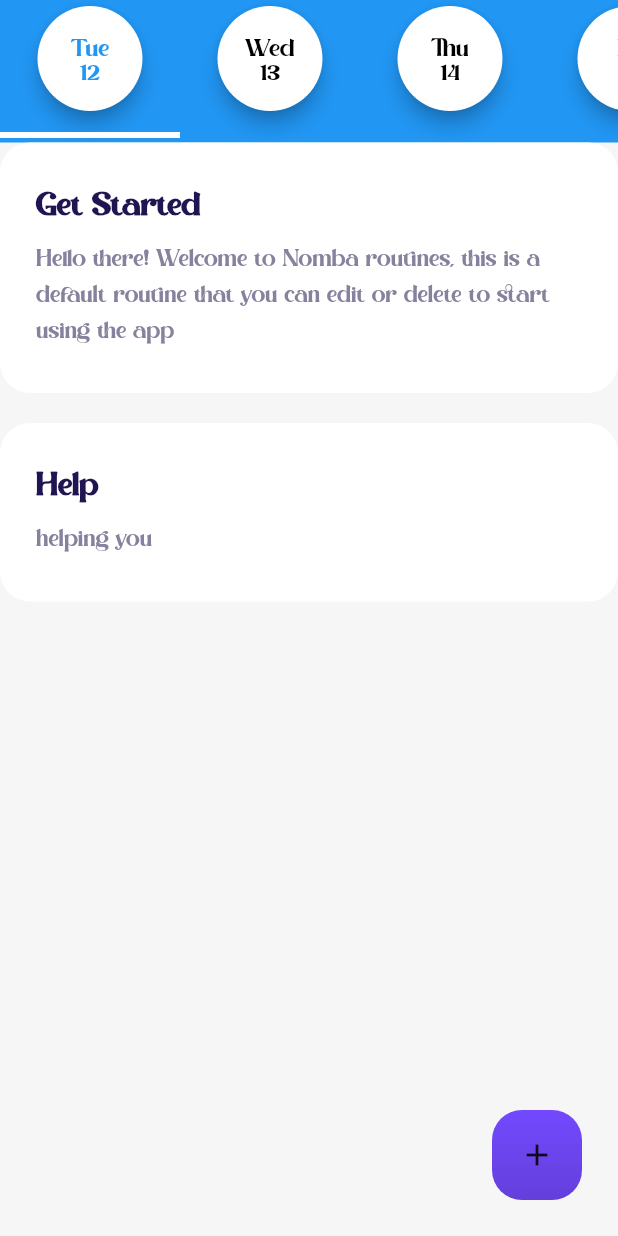
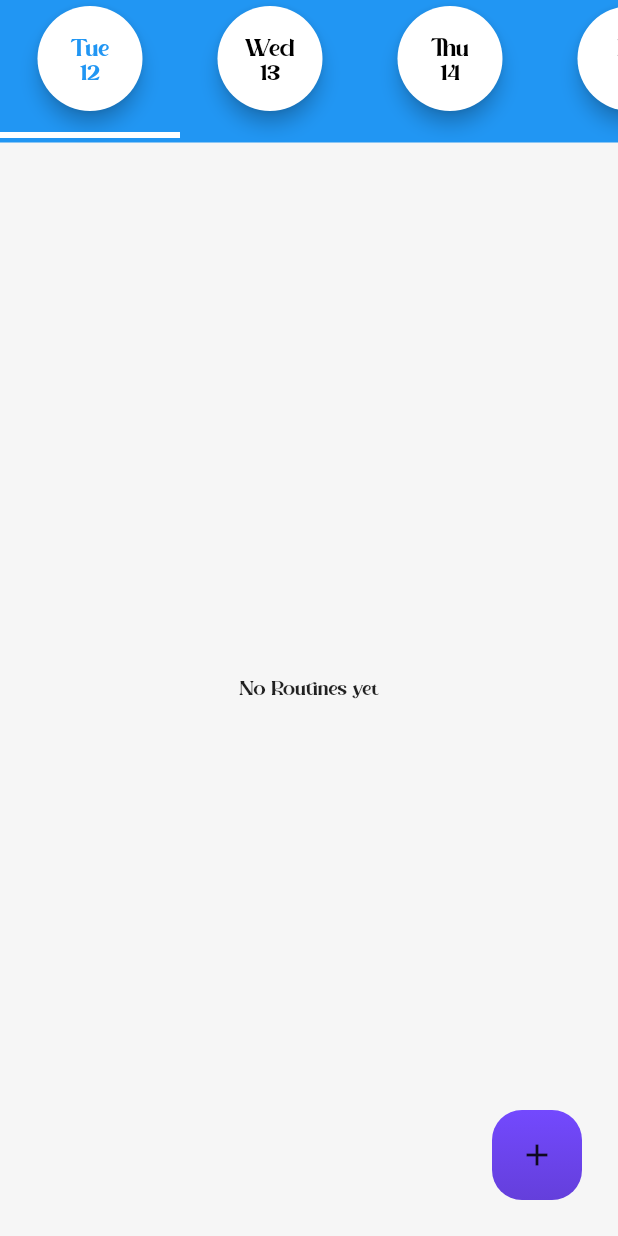
Before and after one commit to steve-mir/nomba_routines, a Flutter app: the screen it shows after launch, after a tap on "Get Started", on a phone screen of 412 x 824 dp. Run offline on Flutter 3.47's test engine with Material 2 defaults, Android fonts, the light colour scheme and no system bars; our stand-ins replace sqflite; accounts and stored records are empty.

Commit message:
fixed bug

```diff
--- a/lib/database_helper.dart
+++ b/lib/database_helper.dart
@@ -1,9 +1,44 @@
+import 'dart:io';
+
 import 'package:nomba_routines/models/routine.dart';
 import 'package:path/path.dart';
+import 'package:path_provider/path_provider.dart';
 import 'package:sqflite/sqflite.dart';
 
 class DatabaseHelper {
-  Future<Database> database() async {
+  DatabaseHelper._privateConstrucroe();
+  static final DatabaseHelper instance = DatabaseHelper._privateConstrucroe();
+
+  static Database? _database;
+  Future<Database> get database async => _database ??= await _iniDatabase();
+
+  Future<Database> _iniDatabase() async {
+    Directory documentDirectory = await getApplicationDocumentsDirectory();
+    String path = join(documentDirectory.path, 'routines.db');
+    return await openDatabase(path, version: 1, onCreate: _onCreate);
+  }
+
+  Future _onCreate(Database db, int version) async {
+    await db.execute(
+      "CREATE TABLE routines(id INTEGER PRIMARY KEY, title TEXT, description TEXT)",
+    );
+  }
+
+  Future<List<Routine>> getRoutines() async {
+    Database db = await instance.database;
+    var routines = await db.query('routines', orderBy: 'title');
+    List<Routine> routineList = routines.isNotEmpty
+        ? routines.map((e) => Routine.fromMap(e)).toList()
+        : [];
+    return routineList;
+  }
+
+  Future<int> insertRoutine(Routine routine) async {
+    Database db = await instance.database;
+    return await db.insert('routines', routine.toMap());
+  }
+
+  /*Future<Database> database() async {
     return openDatabase(join(await getDatabasesPath(), 'routines.db'),
         onCreate: (db, version) {
       return db.execute(
@@ -16,7 +51,7 @@ class DatabaseHelper {
     Database _db = await database();
     await _db.insert('routines', routine.toMap(),
         conflictAlgorithm: ConflictAlgorithm.replace);
-  }
+  }*/
 
   /*Future<List<Routine>> getRoutines() async {
     Database _db = await database();
--- a/lib/models/routine.dart
+++ b/lib/models/routine.dart
@@ -1,27 +1,98 @@
-class Routine {
-  final int id;
-  final String title;
-  final String description;
-  final String Tag;
-  var time; //= DateTime.now();
-  var  frequency;
+import 'dart:async';
+
+import 'package:flutter/foundation.dart';
+
+class Routine with ChangeNotifier {
+  static const int SEC1 = 1000;
+  static const int MIN1 = 60000;
+  static const int HR1 = 3600000;
+  static const int DAY1 = HR1 * 24;
+
+  final int? id;
+  String title;
+  int frequency;
+  String tag;
+  String desc;
+  var time;
   var nextTime;
 
+  Routine(
+      this.id, this.title, this.desc, this.tag, this.frequency, this.nextTime)
+      : time = DateTime.now().millisecondsSinceEpoch {
+    nextTime = (time + (SEC1 * 10));
 
-  Routine(
-      this.id,
-      this.title,
-      this.description,
-      this.Tag,
-      this.frequency,
-      this.nextTime) : time = DateTime.now();
+    startTimer();
+    print(DateTime.fromMillisecondsSinceEpoch(time + DAY1));
+  }
 
+  void increaseAge() {
+    title = "Just change";
+    notifyListeners();
+  }
 
-  //Routine({required this.id, required this.title, required this.description});
+  /*bool resume() {
+    (frequency > 0);
+    notifyListeners();
+  }*/
 
+  void startTimer() {
+    const oneSec = const Duration(seconds: 1);
+    Timer _timer;
+    int _start = 10;
 
+    _timer = new Timer.periodic(
+      oneSec,
+      (Timer timer) {
+        if (time == nextTime) {
+          print("done");
+          timer.cancel();
+        } else {
+          if (freq > 0 && time == nextTime - SEC1) {
+            print("resset");
+            time = nextTime;
+            nextTime = (time + (SEC1 * 10));
+            _start = 10;
+
+            _start--;
+            time += SEC1;
+            print('Reset Start time is $time end is $nextTime');
+          }
+          _start--;
+          time += SEC1;
+          print('Start time is $time end is $nextTime');
+        }
+      },
+    );
+
+    //resume();
+  }
+
+  //Getters
+
+  String get name => title;
+  int get freq => frequency;
+  String get _tag => tag;
+  String get _dsc => desc;
+  get _nextTime => nextTime;
+  //String get _time => DateTime.fromMillisecondsSinceEpoch(time).toString();
+
+  //Setters
+
+  set _title(String _title) => title = _title;
+  set freq(int freq) => frequency = freq;
+  set _tag(String _tag) => tag = _tag;
+  set _desc(String _desc) => desc = _desc;
+  set _nextTime(var _nextTime) => nextTime = _nextTime;
+
+  factory Routine.fromMap(Map<String, dynamic> json) => new Routine(
+      json['id'],
+      json['title'],
+      json['desc'],
+      json['tag'],
+      json['frequency'],
+      json['nextTime']);
 
   Map<String, dynamic> toMap() {
-    return {'id': id, 'title': title, 'description': description};
+    return {'id': id, 'title': title, 'description': desc};
   }
 }
--- a/lib/screens/homePage.dart
+++ b/lib/screens/homePage.dart
@@ -1,5 +1,6 @@
 import 'package:flutter/material.dart';
 import 'package:nomba_routines/database_helper.dart';
+import 'package:nomba_routines/models/routine.dart';
 import 'package:nomba_routines/screens/routinePage.dart';
 import 'package:nomba_routines/widgets/TaskCardWidget.dart';
 
@@ -29,7 +30,7 @@ class _homePageState extends State<homePage> {
   String filterType = 'today';
   int currenTab = 0;
 
-  DatabaseHelper _dbHelper = DatabaseHelper();
+  //DatabaseHelper _dbHelper = DatabaseHelper();
 
   @override
   Widget build(BuildContext context) {
@@ -61,33 +62,30 @@ class _homePageState extends State<homePage> {
                         }),
                   ),
                   Expanded(
-                      child: /*FutureBuilder(
-                    initialData: [],
-                    future: _dbHelper.getRoutines(),
-                    builder: (context, snapshot) {
-                      return ListView.builder(
-                          itemCount: snapshot.data.length,
-                          itemBuilder: (context, index) {
-                            return TaskCardWidget(
-                                title: snapshot.data[index].title,
-                                desc: snapshot.data[index].desc);
-                          });
-                    },
-                  )*/
-                      ListView(
-                    children: [
-                      TaskCardWidget(
-                        title: "Get Started",
-                        desc:
-                            "Hello there! Welcome to Nomba routines, this is a default routine that you can edit or delete to start using the app",
-                      ),
-                      TaskCardWidget(
-                        title: "Help",
-                        desc: "helping you",
-                      ),
-                    ],
+                    child: FutureBuilder<List<Routine>>(
+                      future: DatabaseHelper.instance.getRoutines(),
+                      builder: (BuildContext context,
+                          AsyncSnapshot<List<Routine>> snapshot) {
+                        if (!snapshot.hasData) {
+                          return Center(
+                            child: Text("Loading..."),
+                          );
+                        }
+                        return snapshot.data!.isEmpty
+                            ? Center(
+                                child: Text("No Routines yet"),
+                              )
+                            : ListView(
+                                children: snapshot.data!.map((e) {
+                                  return TaskCardWidget(
+                                    title: e.title,
+                                    desc: e.desc,
+                                  );
+                                }).toList(),
+                              );
+                      },
+                    ),
                   )
-                      )
                 ],
               ),
               Positioned(
--- a/pubspec.yaml
+++ b/pubspec.yaml
@@ -37,6 +37,7 @@ dependencies:
 
   sqflite:
   path:
+  path_provider: ^2.0.11
 
 dev_dependencies:
   flutter_test:
```
Also changed, not shown: lib/screens/routinePage.dart (+12 -1 lines), pubspec.lock, 1 other file.
